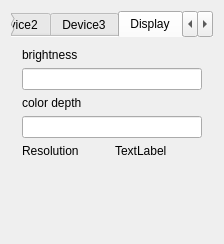
Old version of the form examples/sysinfo/dialog_s60.ui in the repository qtproject/qt-mobility.
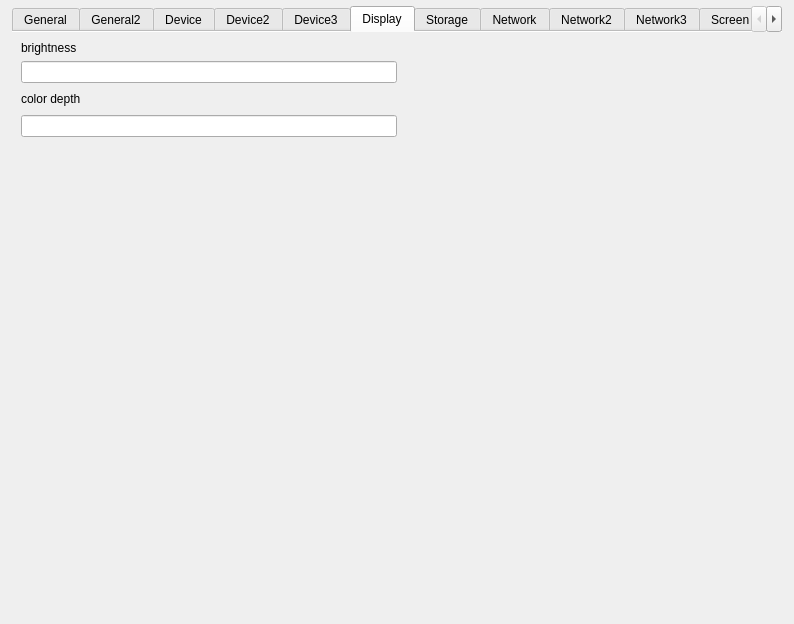
New version of the form. The open tabs and pages were chosen to show the change.

Commit message:
fix layout problems.
also changed to QWidget to hopefully give the s60 an exit button or
something

```diff
--- a/examples/sysinfo/dialog_s60.ui
+++ b/examples/sysinfo/dialog_s60.ui
@@ -1,23 +1,39 @@
 <?xml version="1.0" encoding="UTF-8"?>
 <ui version="4.0">
  <class>Dialog</class>
- <widget class="QDialog" name="Dialog">
+ <widget class="QWidget" name="Dialog">
   <property name="geometry">
    <rect>
     <x>0</x>
     <y>0</y>
-    <width>165</width>
-    <height>244</height>
+    <width>794</width>
+    <height>624</height>
    </rect>
   </property>
   <property name="windowTitle">
    <string>Sysinfo</string>
   </property>
-  <layout class="QVBoxLayout" name="verticalLayout_3">
-   <item>
-    <layout class="QHBoxLayout" name="horizontalLayout_33">
-     <item>
       <widget class="QTabWidget" name="tabWidget">
+   <property name="geometry">
+    <rect>
+     <x>12</x>
+     <y>6</y>
+     <width>770</width>
+     <height>627</height>
+    </rect>
+   </property>
+   <property name="sizePolicy">
+    <sizepolicy hsizetype="Minimum" vsizetype="Expanding">
+     <horstretch>0</horstretch>
+     <verstretch>0</verstretch>
+    </sizepolicy>
+   </property>
+   <property name="maximumSize">
+    <size>
+     <width>770</width>
+     <height>16777215</height>
+    </size>
+   </property>
        <property name="layoutDirection">
         <enum>Qt::LeftToRight</enum>
        </property>
@@ -763,58 +779,41 @@
         <attribute name="title">
          <string>Display</string>
         </attribute>
-        <layout class="QVBoxLayout" name="verticalLayout_8">
-         <item>
+    <layout class="QGridLayout" name="gridLayout_7">
+     <item row="0" column="0">
           <widget class="QLabel" name="label_14">
            <property name="text">
             <string>brightness</string>
            </property>
           </widget>
          </item>
-         <item>
+     <item row="1" column="0">
           <widget class="QLineEdit" name="brightnessLineEdit"/>
          </item>
-         <item>
+     <item row="2" column="0">
           <widget class="QLabel" name="label_15">
            <property name="text">
             <string>color depth</string>
            </property>
           </widget>
          </item>
-         <item>
+     <item row="2" column="1">
+      <spacer name="horizontalSpacer_6">
+       <property name="orientation">
+        <enum>Qt::Horizontal</enum>
+       </property>
+       <property name="sizeHint" stdset="0">
+        <size>
+         <width>357</width>
+         <height>20</height>
+        </size>
+       </property>
+      </spacer>
+     </item>
+     <item row="3" column="0">
           <widget class="QLineEdit" name="colorDepthLineEdit"/>
          </item>
-         <item>
-          <layout class="QHBoxLayout" name="horizontalLayout_14">
-           <item>
-            <widget class="QLabel" name="label_29">
-             <property name="sizePolicy">
-              <sizepolicy hsizetype="Expanding" vsizetype="Fixed">
-               <horstretch>0</horstretch>
-               <verstretch>0</verstretch>
-              </sizepolicy>
-             </property>
-             <property name="text">
-              <string>Resolution</string>
-             </property>
-            </widget>
-           </item>
-           <item>
-            <widget class="QLabel" name="resolutionLabel">
-             <property name="sizePolicy">
-              <sizepolicy hsizetype="Expanding" vsizetype="Fixed">
-               <horstretch>0</horstretch>
-               <verstretch>0</verstretch>
-              </sizepolicy>
-             </property>
-             <property name="text">
-              <string>TextLabel</string>
-             </property>
-            </widget>
-           </item>
-          </layout>
-         </item>
-         <item>
+     <item row="4" column="0">
           <spacer name="verticalSpacer_7">
            <property name="orientation">
             <enum>Qt::Vertical</enum>
@@ -1378,12 +1377,7 @@
         </layout>
        </widget>
       </widget>
-     </item>
-    </layout>
-   </item>
-  </layout>
  </widget>
- <layoutdefault spacing="6" margin="11"/>
  <resources/>
  <connections/>
 </ui>
```
Left out of the diff: 288 changed lines with no effect on the pictures. Lines whose indentation alone changed are shown as unchanged. The commit also changes 3 other files.
